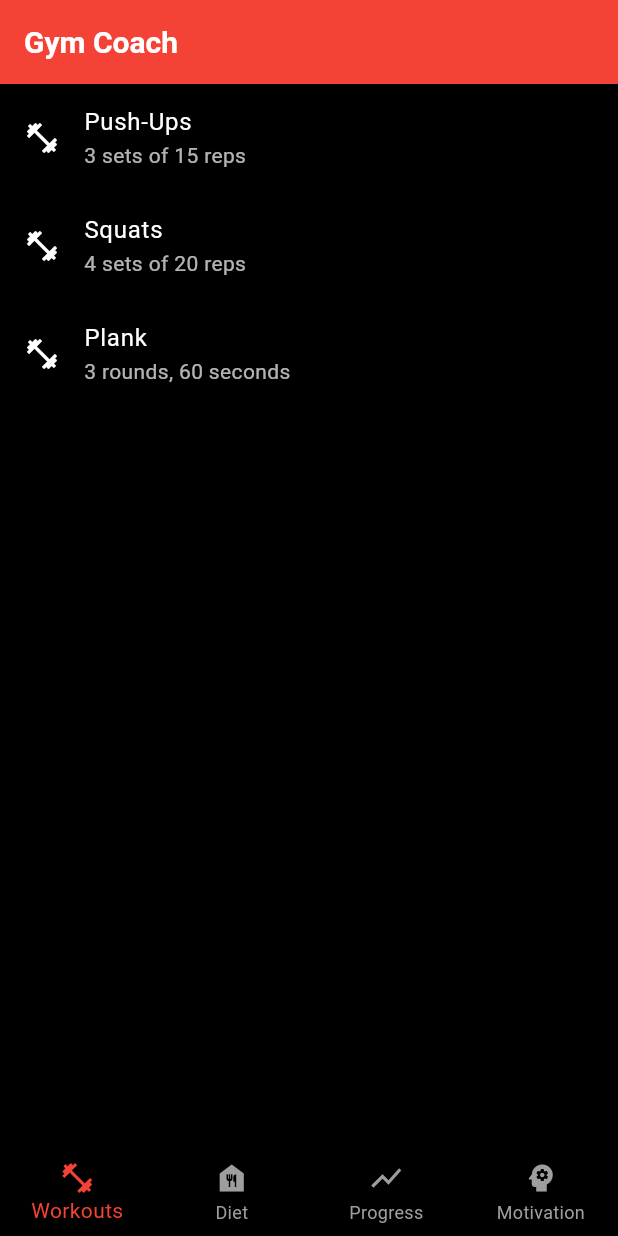
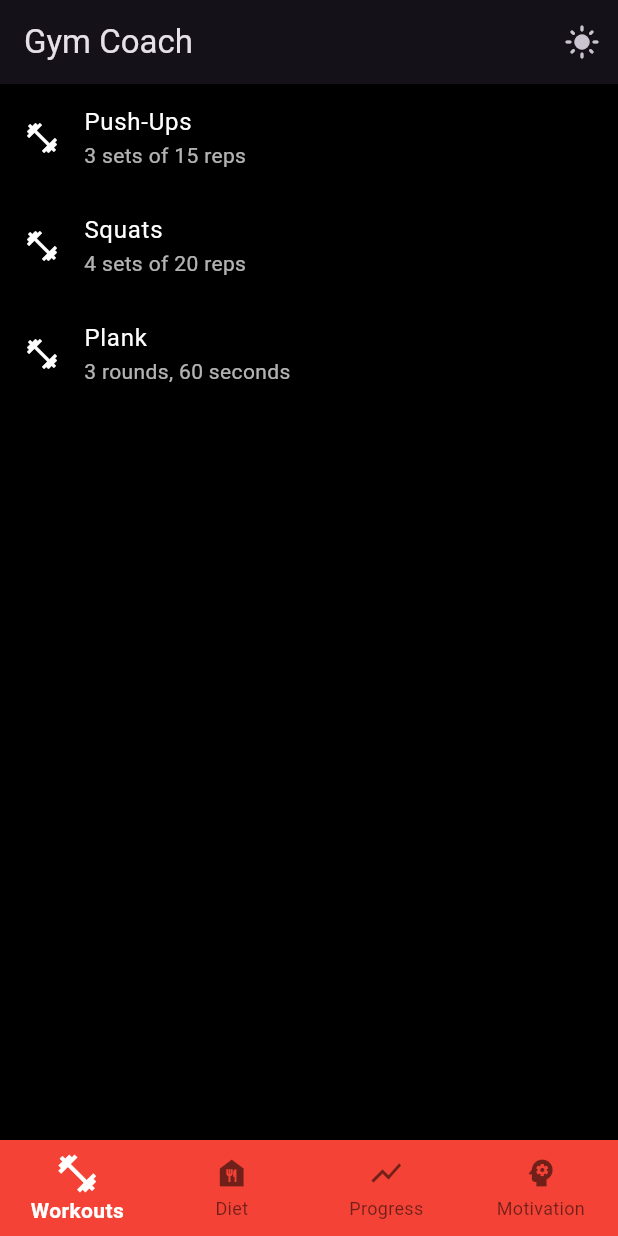
Before and after one commit to TheBaytur/gym, a Flutter app: the screen it shows after launch, on a phone screen of 412 x 824 dp. Run offline on Flutter 3.47's test engine with Material 3 defaults, Android fonts, the phone set to English and light mode, and no system bars.

Commit message:
Home page

```diff
--- a/lib/home/home_page.dart
+++ b/lib/home/home_page.dart
@@ -1,10 +1,8 @@
 import 'package:flutter/material.dart';
 import '../features/workout/workout_page.dart';
-import '../features/diet//diet_page.dart';
-import '../features/progress//progress_page.dart';
-import '../features/motivation//motivation_page.dart';
-
-
+import '../features/diet/diet_page.dart';
+import '../features/progress/progress_page.dart';
+import '../features/motivation/motivation_page.dart';
 
 class HomePage extends StatefulWidget {
   const HomePage({super.key, required this.title});
@@ -15,9 +13,8 @@ class HomePage extends StatefulWidget {
 }
 
 class _HomePageState extends State<HomePage> {
-
-
   int _selectedIndex = 0;
+  bool _isDarkMode = true;
 
   final List<Widget> _pages = const [
     WorkoutPage(),
@@ -28,22 +25,69 @@ class _HomePageState extends State<HomePage> {
 
   @override
   Widget build(BuildContext context) {
-    return Scaffold(
-      appBar: AppBar(title: Text(widget.title)),
+    return MaterialApp(
+      debugShowCheckedModeBanner: false,
+      themeMode: _isDarkMode ? ThemeMode.dark : ThemeMode.light,
+      theme: ThemeData(
+        brightness: Brightness.light,
+        primarySwatch: Colors.red,
+        scaffoldBackgroundColor: Colors.white,
+      ),
+      darkTheme: ThemeData(
+        brightness: Brightness.dark,
+        primarySwatch: Colors.red,
+        scaffoldBackgroundColor: Colors.black,
+      ),
+      home: Scaffold(
+        appBar: AppBar(
+          title: Text(widget.title),
+          actions: [
+            IconButton(
+              icon: Icon(_isDarkMode ? Icons.light_mode : Icons.dark_mode),
+              onPressed: () {
+                setState(() {
+                  _isDarkMode = !_isDarkMode;
+                });
+              },
+            ),
+          ],
+        ),
         body: _pages[_selectedIndex],
         bottomNavigationBar: BottomNavigationBar(
           items: const [
-          BottomNavigationBarItem(icon: Icon(Icons.fitness_center), label: 'Workouts'),
-          BottomNavigationBarItem(icon: Icon(Icons.food_bank), label: 'Diet'),
-          BottomNavigationBarItem(icon: Icon(Icons.show_chart), label: 'Progress'),
-          BottomNavigationBarItem(icon: Icon(Icons.psychology), label: 'Motivation'),
+            BottomNavigationBarItem(
+              icon: Icon(Icons.fitness_center),
+              label: 'Workouts',
+            ),
+            BottomNavigationBarItem(
+              icon: Icon(Icons.food_bank),
+              label: 'Diet',
+            ),
+            BottomNavigationBarItem(
+              icon: Icon(Icons.show_chart),
+              label: 'Progress',
+            ),
+            BottomNavigationBarItem(
+              icon: Icon(Icons.psychology),
+              label: 'Motivation',
+            ),
           ],
           currentIndex: _selectedIndex,
-        selectedItemColor: Colors.red,
-        unselectedItemColor: Colors.grey,
+          selectedItemColor: Theme.of(context).colorScheme.onPrimary,
+          unselectedItemColor: Theme.of(context).unselectedWidgetColor,
+          backgroundColor: Theme.of(context).colorScheme.primary,
+          selectedLabelStyle: const TextStyle(fontWeight: FontWeight.bold),
+          unselectedLabelStyle: const TextStyle(fontWeight: FontWeight.normal),
+          showUnselectedLabels: true,
+          showSelectedLabels: true,
+          iconSize: 30,
+          selectedFontSize: 14,
+          unselectedFontSize: 12,
+          selectedIconTheme: const IconThemeData(size: 30),
+          unselectedIconTheme: const IconThemeData(size: 24),
           onTap: (index) => setState(() => _selectedIndex = index),
           type: BottomNavigationBarType.fixed,
-        backgroundColor: Colors.black,
+        ),
       ),
     );
   }
```
Lines whose indentation alone changed are shown as unchanged.
